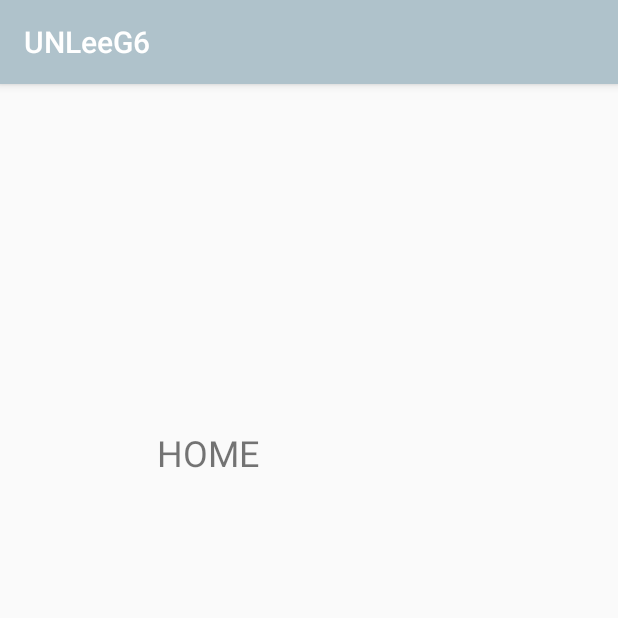
After one commit to luispipe/ciclo4bG6, an Android app: the HomeActivity screen opened directly, with no data from a screen before it, on a phone screen of 412 x 824 dp, the top half of it. The commit adds this screen. Run offline under Robolectric (Android 15) with nearby library versions, the phone set to English and light mode, and no system bars.

Commit message:
Activities commit

```diff
--- /dev/null
+++ b/app/src/main/java/com/example/unleeg6/Views/ui/activities/HomeActivity.kt
@@ -0,0 +1,12 @@
+package com.example.unleeg6.Views.ui.activities
+
+import android.os.Bundle
+import androidx.appcompat.app.AppCompatActivity
+import com.example.unleeg6.R
+
+class HomeActivity: AppCompatActivity() {
+    override fun onCreate(savedInstanceState: Bundle?) {
+        super.onCreate(savedInstanceState)
+        setContentView(R.layout.activity_home)
+    }
+}
--- /dev/null
+++ b/app/src/main/res/layout/activity_home.xml
@@ -0,0 +1,20 @@
+<?xml version="1.0" encoding="utf-8"?>
+<androidx.constraintlayout.widget.ConstraintLayout xmlns:android="http://schemas.android.com/apk/res/android"
+    xmlns:app="http://schemas.android.com/apk/res-auto"
+    xmlns:tools="http://schemas.android.com/tools"
+    android:layout_width="match_parent"
+    android:layout_height="match_parent">
+
+    <TextView
+        android:id="@+id/textView"
+        android:layout_width="202dp"
+        android:layout_height="133dp"
+        android:text="HOME"
+        android:textSize="24sp"
+        app:layout_constraintBottom_toBottomOf="parent"
+        app:layout_constraintEnd_toEndOf="parent"
+        app:layout_constraintHorizontal_bias="0.497"
+        app:layout_constraintStart_toStartOf="parent"
+        app:layout_constraintTop_toTopOf="parent"
+        app:layout_constraintVertical_bias="0.361" />
+</androidx.constraintlayout.widget.ConstraintLayout>
--- a/app/src/main/res/layout/activity_login.xml
+++ b/app/src/main/res/layout/activity_login.xml
@@ -50,7 +50,7 @@
         app:layout_constraintVertical_bias="0.59" />
 
     <Button
-        android:id="@+id/button"
+        android:id="@+id/login"
         style="@style/Widget.AppCompat.Button"
         android:layout_width="254dp"
         android:layout_height="wrap_content"
@@ -64,7 +64,7 @@
         app:layout_constraintVertical_bias="0.723" />
 
     <Button
-        android:id="@+id/register"
+        android:id="@+id/signup"
         android:layout_width="253dp"
         android:layout_height="wrap_content"
         android:background="#328F73"
--- a/app/src/main/res/layout/activity_signup.xml
+++ b/app/src/main/res/layout/activity_signup.xml
@@ -75,7 +75,7 @@
         app:layout_constraintVertical_bias="0.706" />
 
     <Button
-        android:id="@+id/button2"
+        android:id="@+id/register"
         android:layout_width="112dp"
         android:layout_height="75dp"
         android:background="@color/cyan"
```
Also changed, not shown: app/src/main/AndroidManifest.xml (+16 -0 lines), app/src/main/java/com/example/unleeg6/Views/ui/activities/LoginActivity.kt (+12 -2 lines), app/src/main/java/com/example/unleeg6/Views/ui/activities/SignUpActivity.kt (added, +19 -0 lines).
